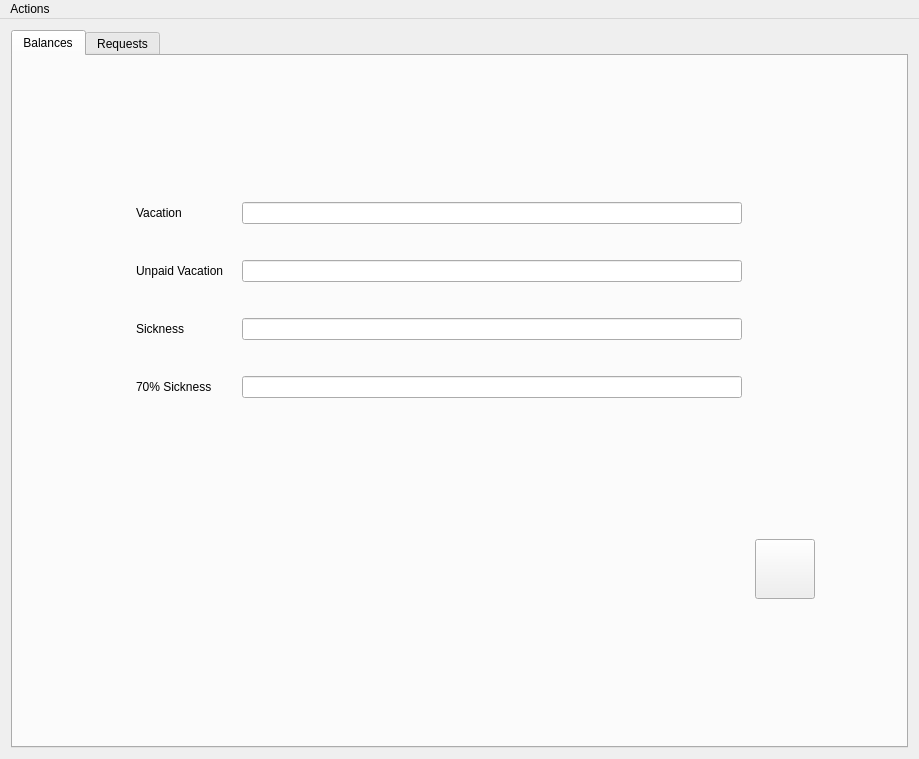
The window that Svoboda_team/mainwindow.ui (Svobodateam/svoboda_team) describes before a commit, drawn with Qt 5.
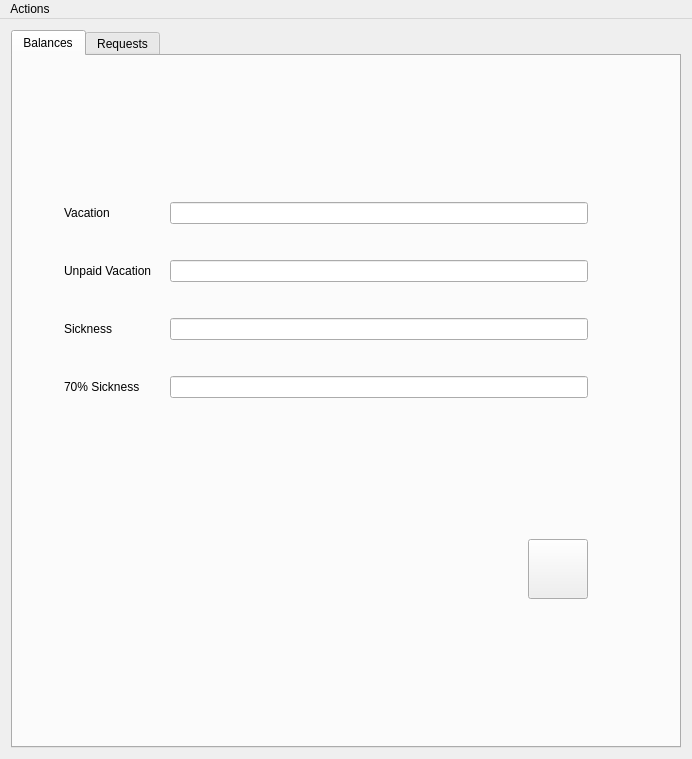
The same window after the commit.

Commit message: added theme choise visualisation

What changed in the file:
```diff
--- a/Svoboda_team/mainwindow.ui
+++ b/Svoboda_team/mainwindow.ui
@@ -6,7 +6,7 @@
    <rect>
     <x>0</x>
     <y>0</y>
-    <width>919</width>
+    <width>692</width>
     <height>759</height>
    </rect>
   </property>
```
Left out of the diff: 9 changed lines with no effect on the pictures. The commit also changes 2 other files.
